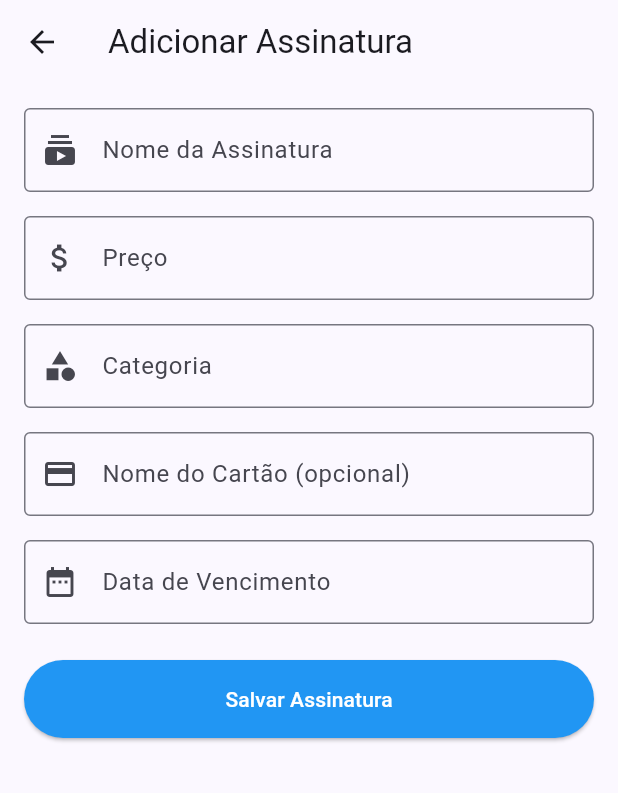
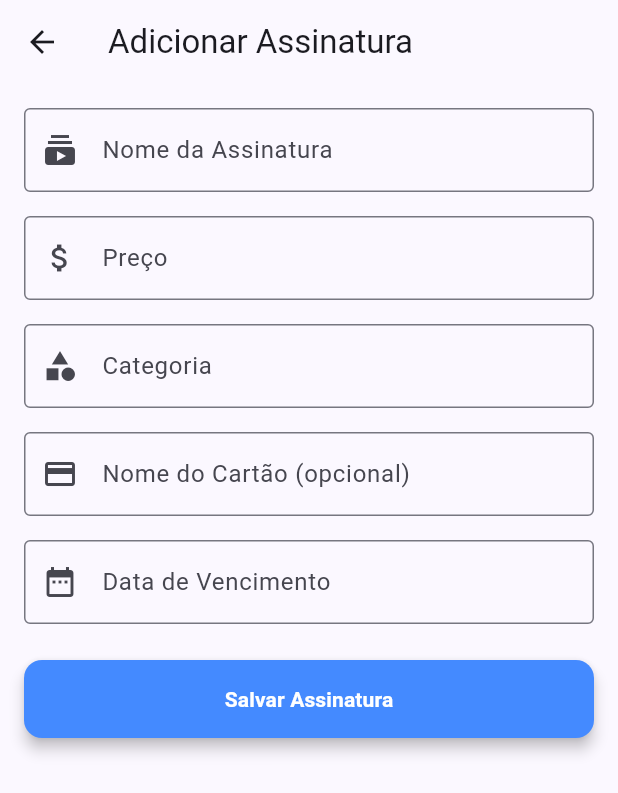
Before and after one commit to 1gustavoferreira/TotalizaSubsFlutter, a Flutter app: the AddSubscriptionPage screen opened directly, on a phone screen of 412 x 824 dp. Shown: the top 793 px of the screen. Run offline on Flutter 3.47's test engine with Material 3 defaults, Android fonts, the phone set to English and light mode, and no system bars; our stand-ins replace cloud_firestore, firebase_auth, firebase_core, flutter_typeahead, google_sign_in; accounts and stored records are empty.

Commit message:
new UI: add_subscription

```diff
--- a/lib/features/page/add_subscription.dart
+++ b/lib/features/page/add_subscription.dart
@@ -265,12 +265,16 @@ class _AddSubscriptionPageState extends State<AddSubscriptionPage> {
               ElevatedButton(
                 onPressed: _saveSubscription,
                 style: ElevatedButton.styleFrom(
-                  padding: const EdgeInsets.symmetric(vertical: 16),
-                  backgroundColor: Colors.blue,
+                  padding: const EdgeInsets.symmetric(vertical: 16), // Espaçamento semelhante aos outros botões
+                  backgroundColor: Colors.blueAccent, // Cor de fundo semelhante aos outros botões
+                  shape: RoundedRectangleBorder(
+                    borderRadius: BorderRadius.circular(12), // Arredondando os cantos (valor ajustável)
+                  ),
+                  elevation: 4, // Sombra do botão (opcional)
                 ),
                 child: Text(
                   _isEditing ? 'Salvar Alterações' : 'Salvar Assinatura',
-                  style: const TextStyle(color: Colors.white),
+                  style: const TextStyle(color: Colors.white, fontWeight: FontWeight.w600),
                 ),
               ),
             ],
```
